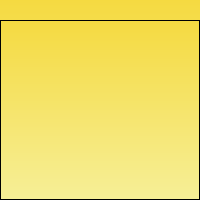
This is forms/note.ui in ranfis/notes as Qt 5 draws it before an edit. The edited form follows.
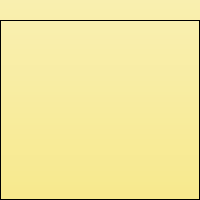
This is the edited form. Icons and pictures are not drawn.

Commit message: Agrega persistencia y cambia el color de fondo

What changed in the file:
```diff
--- a/forms/note.ui
+++ b/forms/note.ui
@@ -28,7 +28,10 @@
   </property>
   <widget class="QWidget" name="note_body">
    <property name="styleSheet">
-    <string notr="true">background-color: qlineargradient(x1: 0, y1: 0, x2: 0, y2: 1, stop: 0 #fe6, stop: 0 #f5da41,  stop: 1 #f6ef97);</string>
+    <string notr="true">background-color: qlineargradient(x1: 0, y1: 0, x2: 0, y2: 1, stop: 0 #F9EFAF, stop: 1 #F7E98D);
+
+/*background-color: qlineargradient(x1: 0, y1: 0, x2: 0, y2: 1, stop: 0 #fe6, stop: 0 #f5da41,  stop: 1 #f6ef97);*/
+</string>
    </property>
    <layout class="QVBoxLayout" name="verticalLayout">
     <property name="spacing">
```
The commit also changes 2 other files.
